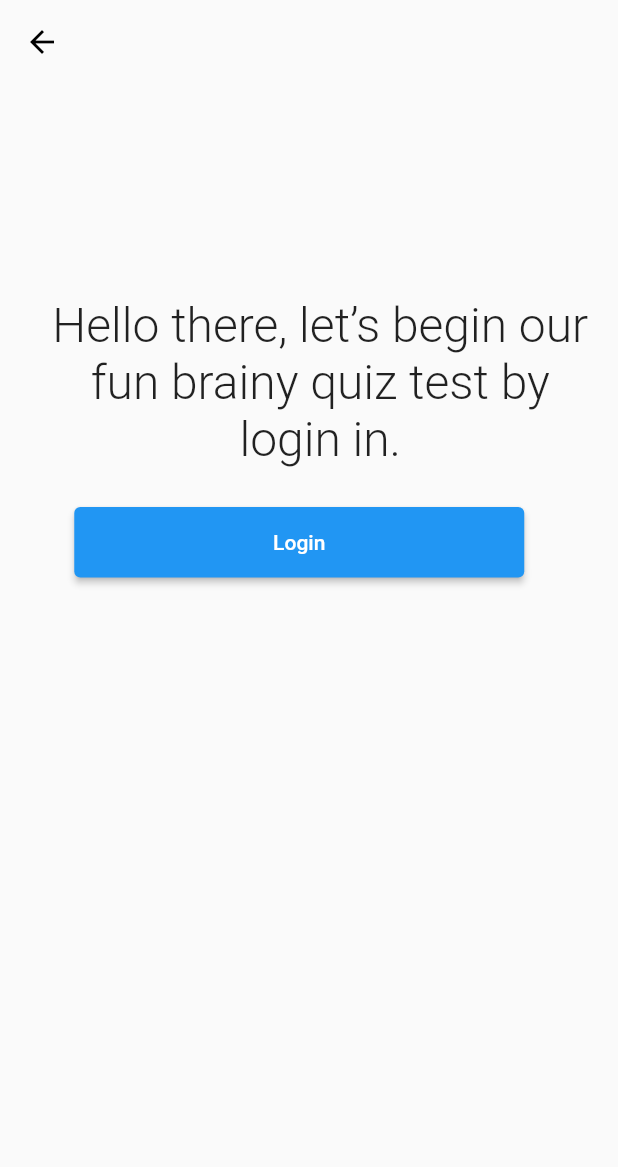
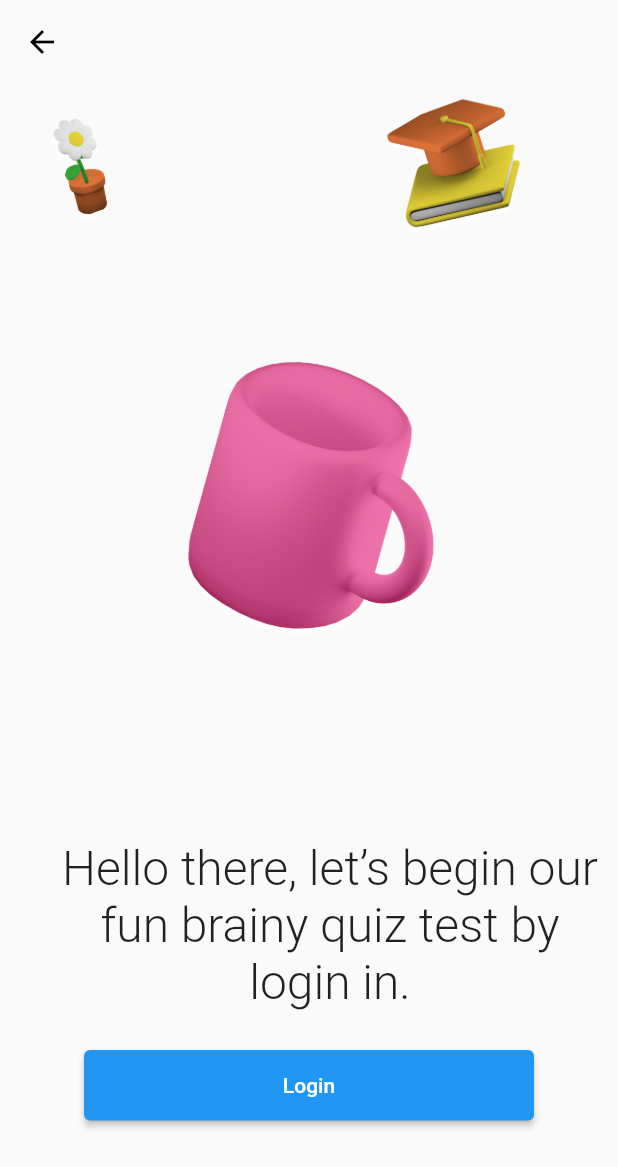
Before and after one commit to ashutosh7i/figma_to_flutter, a Flutter app: the screen it shows after launch, after a tap on "Get Started", on a phone screen of 412 x 824 dp. Shown: the top 1167 px of the screen. Run offline on Flutter 3.47's test engine with Material 2 defaults, Android fonts, the phone set to English and light mode, and no system bars.

```diff
--- a/lib/second_screen.dart
+++ b/lib/second_screen.dart
@@ -1,4 +1,4 @@
-import 'package:figma_to_flutter/login_page.dart';
+import 'package:figma_to_flutter/signIn_Page.dart';
 import 'package:flutter/material.dart';
 
 class SecondScreen extends StatefulWidget {
@@ -20,8 +20,29 @@ class _SecondScreenState extends State {
       body: Column(
         children: [
           //heroImage
-          // Image(image: AssetImage('assets/hero.png')),
-          SizedBox(height: 80),
+          Container(
+            child: Row(
+              children: [
+                Image(
+                  image: AssetImage('assets/second1.png'),
+                  width: 107,
+                  height: 93,
+                ),
+                SizedBox(width: 120),
+                Image(
+                  image: AssetImage('assets/second2.png'),
+                  width: 150,
+                  height: 114,
+                ),
+              ],
+            ),
+          ),
+          Image(
+            image: AssetImage('assets/second31.png'),
+            width: 295,
+            height: 328,
+          ),
+          SizedBox(height: 0),
           //heroText
           Container(
             child: Text(
@@ -44,7 +65,7 @@ class _SecondScreenState extends State {
                 Navigator.push(
                     context,
                     MaterialPageRoute(
-                      builder: (c) => LoginPage(),
+                      builder: (c) => SignInPage(),
                     ));
               },
             ),
```
Also changed, not shown: lib/signIn_Page.dart (renamed from lib/login_page.dart, +17 -6 lines), lib/signUp_Page.dart (added, +132 -0 lines), assets/second1.png (added), assets/second2.png (added), assets/second31.png (added).
